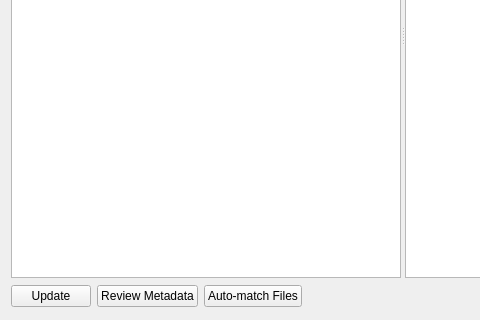
The window that src/sfg_app2/app/ui/load_match_tab.ui (silanglois/SFG-App) describes before a commit, drawn with Qt 5; both pictures show x 0 to 480 and y 219 to 539 of the 805 by 539 pixel window.
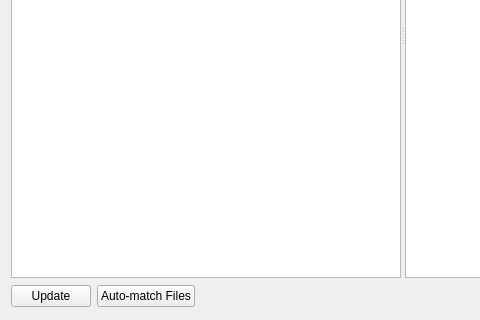
The same window after the commit.

Commit message: removed review metadata button and made visualization parameters collapsible

Diff of the .ui file:
```diff
--- a/src/sfg_app2/app/ui/load_match_tab.ui
+++ b/src/sfg_app2/app/ui/load_match_tab.ui
@@ -36,13 +36,6 @@
        </property>
       </widget>
      </item>
-     <item>
-      <widget class="QPushButton" name="reviewmetadataButton">
-       <property name="text">
-        <string>Review Metadata</string>
-       </property>
-      </widget>
-     </item>
      <item>
       <widget class="QPushButton" name="automatchButton">
        <property name="text">
```
The commit also changes 5 other files.
